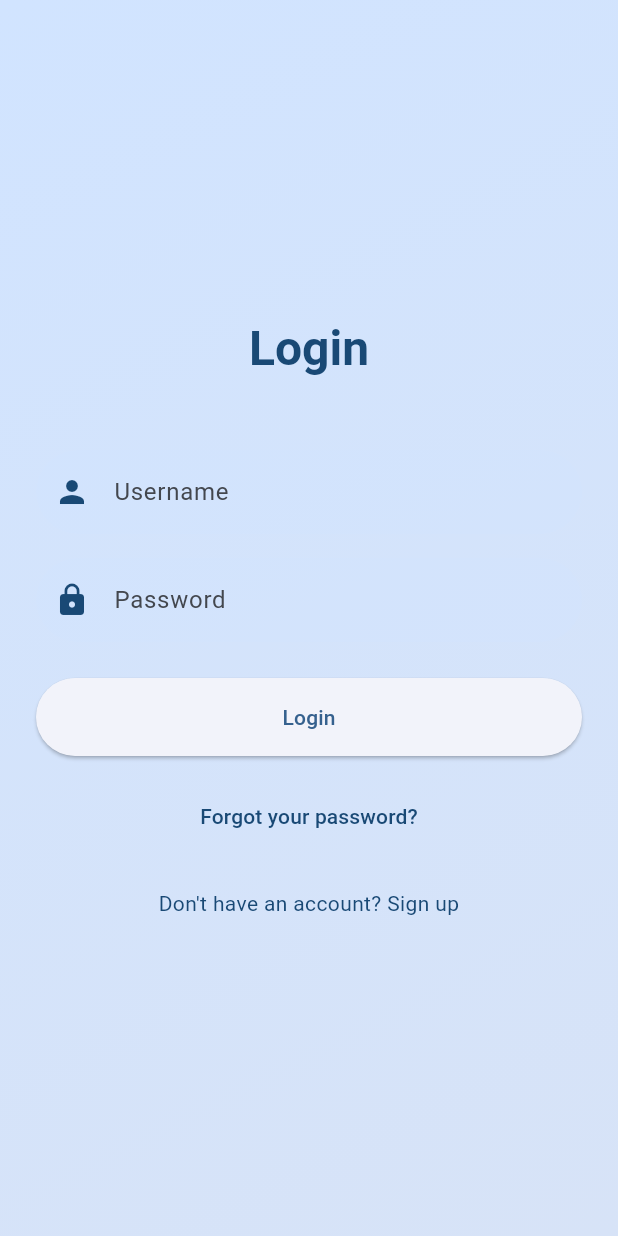
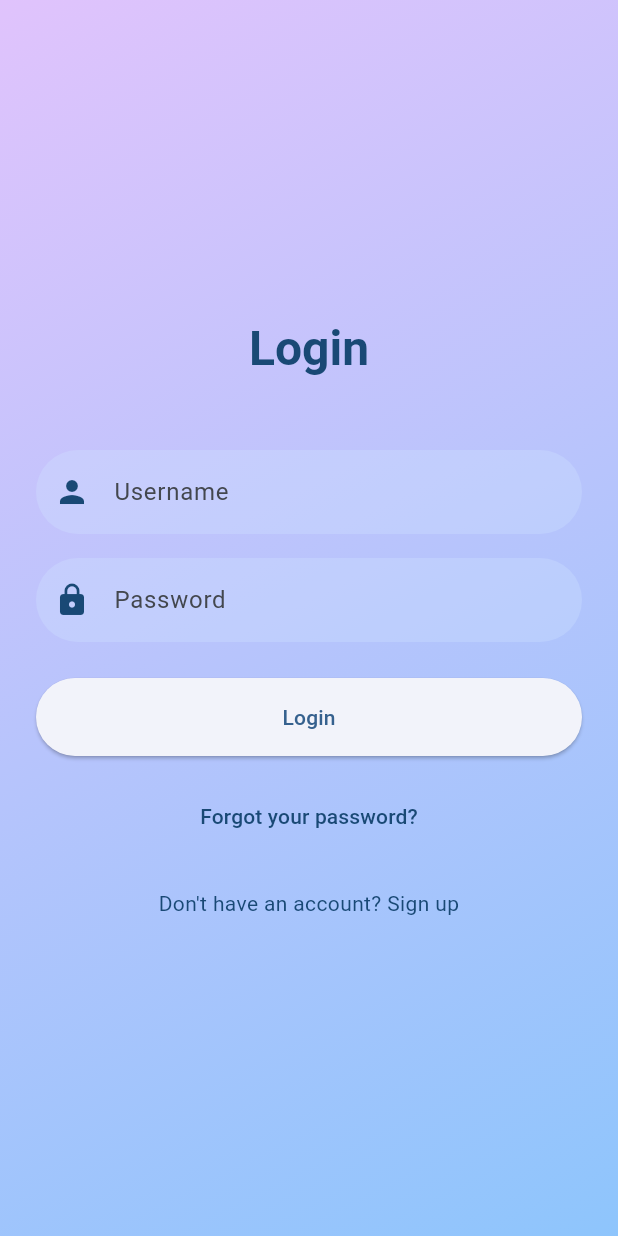
Before and after one commit to Eizen94/uts_2023130033, a Flutter app: the screen it shows after launch, on a phone screen of 412 x 824 dp. Run offline on Flutter 3.47's test engine with Material 3 defaults, Android fonts, the phone set to English and light mode, and no system bars.

Commit message:
[type]: flutter-quick-commit.ps1 script

```diff
--- a/lib/login_screen.dart
+++ b/lib/login_screen.dart
@@ -23,14 +23,11 @@ class _LoginScreenState extends State<LoginScreen> {
   Widget build(BuildContext context) {
     return Scaffold(
       body: Container(
-        decoration: BoxDecoration(
+        decoration: const BoxDecoration(
           gradient: LinearGradient(
             begin: Alignment.topLeft,
             end: Alignment.bottomRight,
-            colors: [
-              Theme.of(context).colorScheme.primaryContainer,
-              Theme.of(context).colorScheme.secondaryContainer,
-            ],
+            colors: [Color(0xFFE0C3FC), Color(0xFF8EC5FC)],
           ),
         ),
         child: SafeArea(
```
